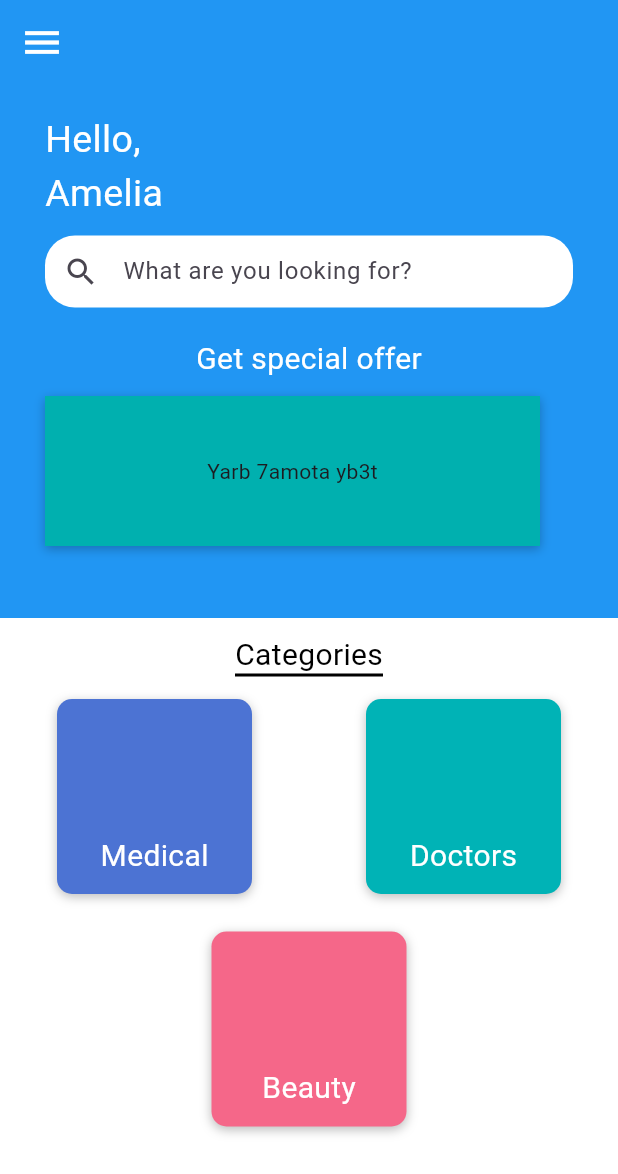
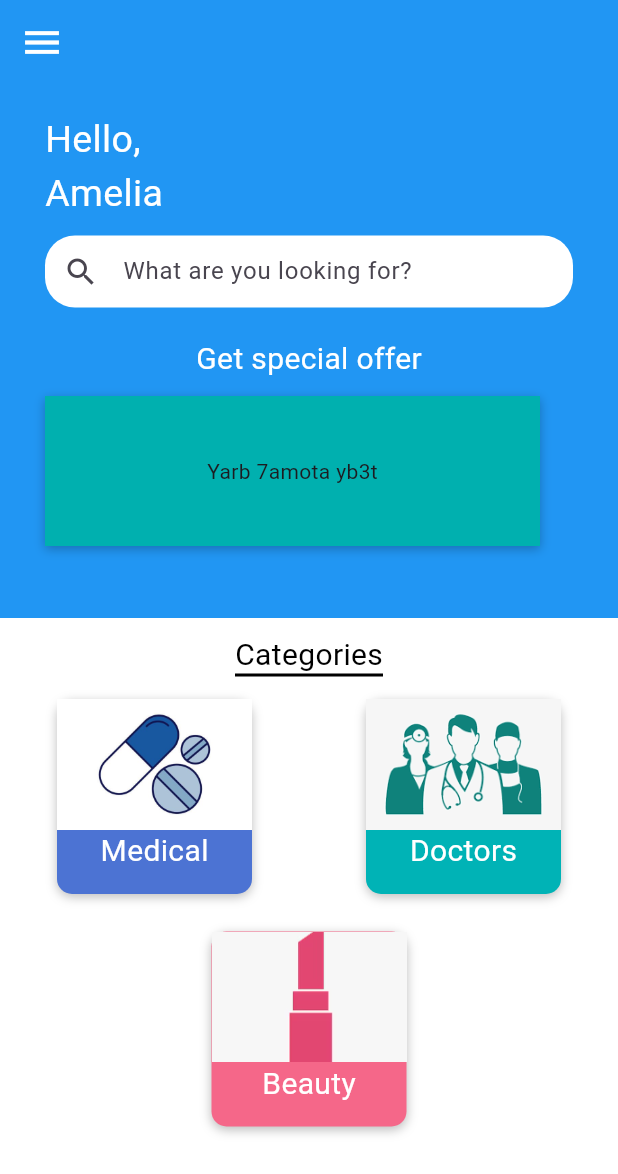
Before and after one commit to OmarHabeb/drugstore, a Flutter app: the screen it shows after launch, on a phone screen of 412 x 824 dp. Shown: the top 1174 px of the screen. Run offline on Flutter 3.47's test engine with Material 3 defaults, Android fonts, the phone set to English and light mode, and no system bars; our stand-ins replace lottie; missing offline and left inert: dart:ffi.

Commit message:
Updated categories containers

```diff
--- a/lib/Screens/CategoriesPage.dart
+++ b/lib/Screens/CategoriesPage.dart
@@ -12,6 +12,7 @@ class CategoriesPage extends StatefulWidget {
 class _CategoriesPageState extends State<CategoriesPage> {
   @override
   Widget build(BuildContext context) {
+    bool _isHovering = false;
     return Scaffold(
         extendBodyBehindAppBar: true,
         appBar: AppBar(
@@ -120,7 +121,13 @@ class _CategoriesPageState extends State<CategoriesPage> {
                           ),
                           child: Column(
                             children: [
-                              SizedBox(height: 90), // IMAGE HNA LMA 7AMOTA YB3T
+                              Container(
+                                  height: 87,
+                                  width: double.infinity,
+                                  child: Image.asset(
+                                    "Images/pills.png",
+                                    fit: BoxFit.cover,
+                                  )),
                               Text(
                                 "Medical",
                                 style: TextStyle(
@@ -148,7 +155,13 @@ class _CategoriesPageState extends State<CategoriesPage> {
                           ),
                           child: Column(
                             children: [
-                              SizedBox(height: 90), // IMAGE HNA LMA 7AMOTA YB3T
+                              Container(
+                                  height: 87,
+                                  width: double.infinity,
+                                  child: Image.asset(
+                                    "Images/doc.png",
+                                    fit: BoxFit.cover,
+                                  )),
                               Text(
                                 "Doctors",
                                 style: TextStyle(
@@ -179,7 +192,13 @@ class _CategoriesPageState extends State<CategoriesPage> {
                       ),
                       child: Column(
                         children: [
-                          SizedBox(height: 90), // IMAGE HNA LMA 7AMOTA YB3T
+                          Container(
+                              height: 87,
+                              width: double.infinity,
+                              child: Image.asset(
+                                "Images/beauty.png",
+                                fit: BoxFit.cover,
+                              )),
                           Text(
                             "Beauty",
                             style: TextStyle(color: Colors.white, fontSize: 20),
```
Also changed, not shown: Images/beauty.png (added), Images/doc.png (added), Images/pills.png (added), pubspec.lock.
